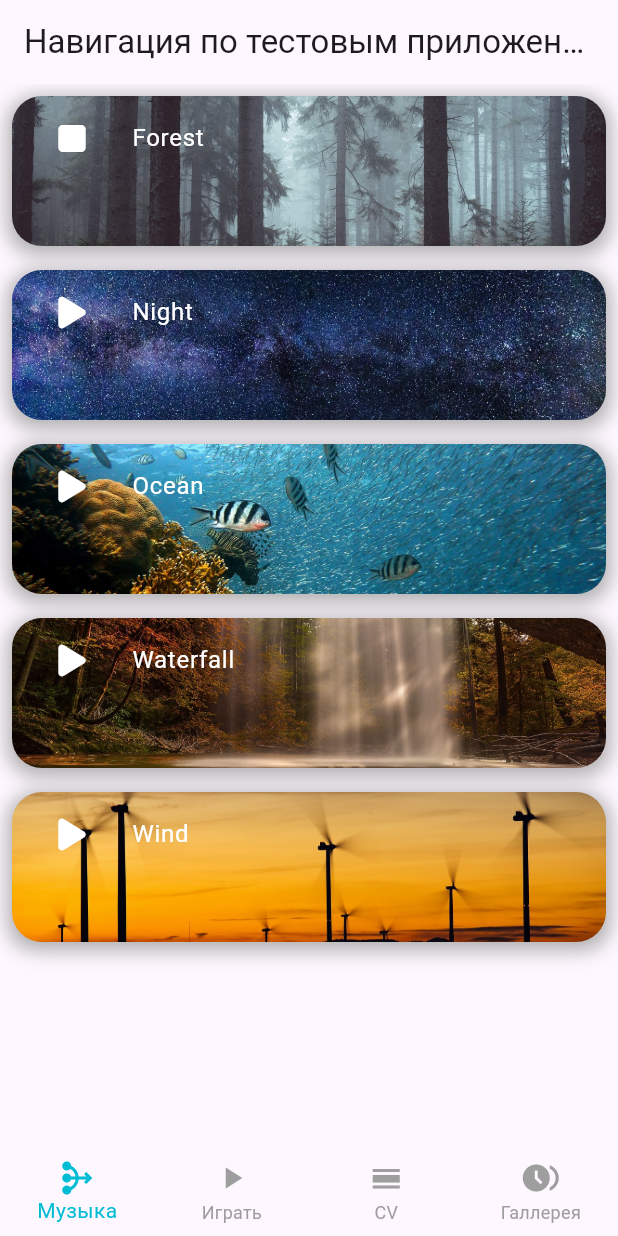
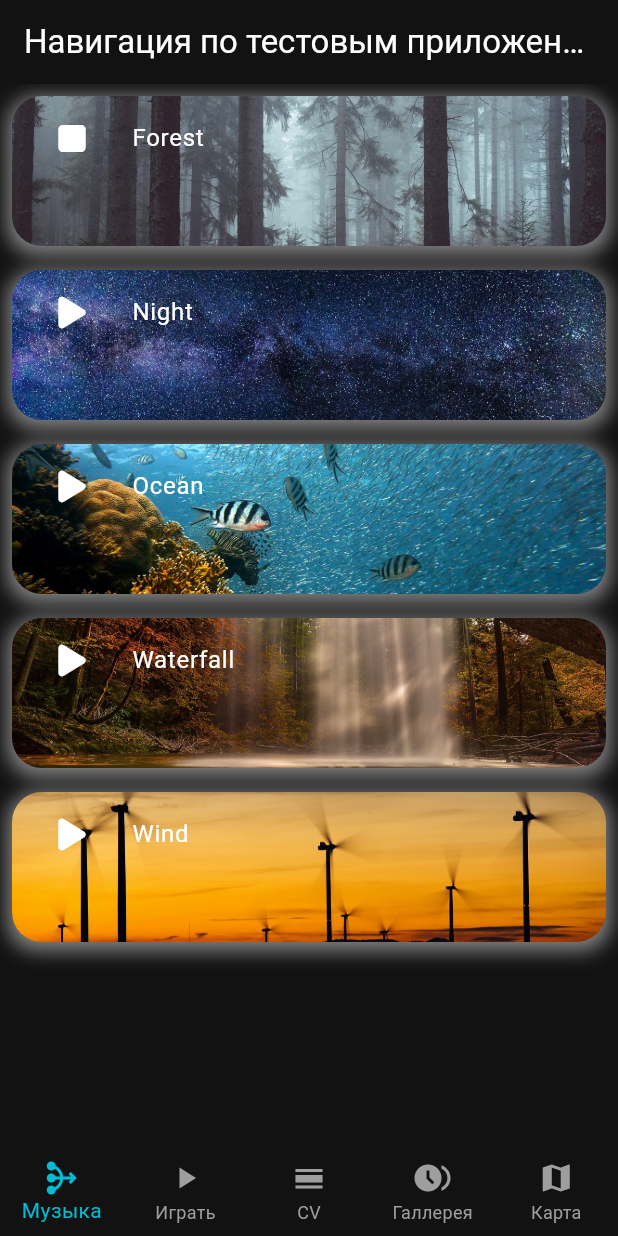
Before and after one commit to Merck-web/flat, a Flutter app: the screen it shows after launch, after a tap on an icon or button, on a phone screen of 412 x 824 dp. Run offline on Flutter 3.47's test engine with Material 3 defaults, Android fonts, the phone set to English and light mode, and no system bars; our stand-ins replace bloc, equatable, flutter_bloc, flutter_dotenv, flutter_map, font_awesome_flutter and 2 more; network calls fail.

Commit message:
Работа с картой и геолокацией

```diff
--- a/lib/layouts/NavigationView.dart
+++ b/lib/layouts/NavigationView.dart
@@ -1,6 +1,7 @@
 import 'package:flutter/material.dart';
 import 'package:mobile_app/screens/CV_screen.dart';
 import 'package:mobile_app/screens/GalleryScreen.dart';
+import 'package:mobile_app/screens/SportTheBird.dart';
 import 'package:mobile_app/screens/black_jack.dart';
 import 'package:mobile_app/screens/meditation_app_screen.dart';
 
@@ -19,6 +20,7 @@ class _NavigationViewState extends State<NavigationView> {
     const BlackJack(),
     const CvScreen(),
     const GalleryScreen(),
+    const SportTheBird(),
   ];
 
   @override
@@ -37,6 +39,7 @@ class _NavigationViewState extends State<NavigationView> {
           BottomNavigationBarItem(icon: Icon(Icons.play_arrow), label: 'Играть'),
           BottomNavigationBarItem(icon: Icon(Icons.calendar_view_day), label: 'CV'),
           BottomNavigationBarItem(icon: Icon(Icons.browse_gallery), label: 'Галлерея'),
+          BottomNavigationBarItem(icon: Icon(Icons.map), label: 'Карта'),
         ],
         currentIndex: selectedWidgetsIndex,
         selectedItemColor: Colors.cyan,
--- a/lib/main.dart
+++ b/lib/main.dart
@@ -32,6 +32,13 @@ class MyApp extends StatelessWidget {
     return BlocProvider(
       create: (context) => GalleryCubit()..getImages(),
       child: MaterialApp(
+          theme: ThemeData(
+            primaryColor: Color(0xFF334257),
+            colorScheme: ColorScheme.dark().copyWith(
+              primary: Color(0xFF156BE3),
+              secondary: Color(0xFF15E3B3),
+            ),
+          ),
           home: NavigationView()
       ),
     );
--- /dev/null
+++ b/lib/screens/SportTheBird.dart
@@ -0,0 +1,32 @@
+import 'package:flutter/material.dart';
+import 'package:flutter_map/flutter_map.dart';
+import 'package:latlong2/latlong.dart';
+
+class SportTheBird extends StatefulWidget {
+  const SportTheBird({super.key});
+
+  @override
+  State<SportTheBird> createState() => _SportTheBirdState();
+}
+
+class _SportTheBirdState extends State<SportTheBird> {
+  @override
+  Widget build(BuildContext context) {
+    return Scaffold(
+      body: FlutterMap(
+        options: MapOptions(
+          initialCenter: LatLng(57.910117, 59.993586),
+          initialZoom: 15.0,
+          maxZoom: 20,
+          minZoom: 3,
+        ),
+        children: [
+          TileLayer(
+            urlTemplate: 'https://{s}.tile.openstreetmap.org/{z}/{x}/{y}.png',
+            subdomains: ['a', 'b', 'c'],
+          ),
+        ],
+      ),
+    );
+  }
+}
--- a/pubspec.yaml
+++ b/pubspec.yaml
@@ -16,6 +16,9 @@ dependencies:
   flutter_bloc: ^8.1.6
   bloc: ^8.1.4
   equatable: ^2.0.5
+  flutter_map: ^7.0.2
+  latlong2: ^0.9.1
+  geolocator: ^12.0.0
 dev_dependencies:
   flutter_test:
     sdk: flutter
```
Also changed, not shown: lib/cubit/LocationCubit.dart (added), lib/cubit/location_state.dart (added), pubspec.lock, 5 other files.
